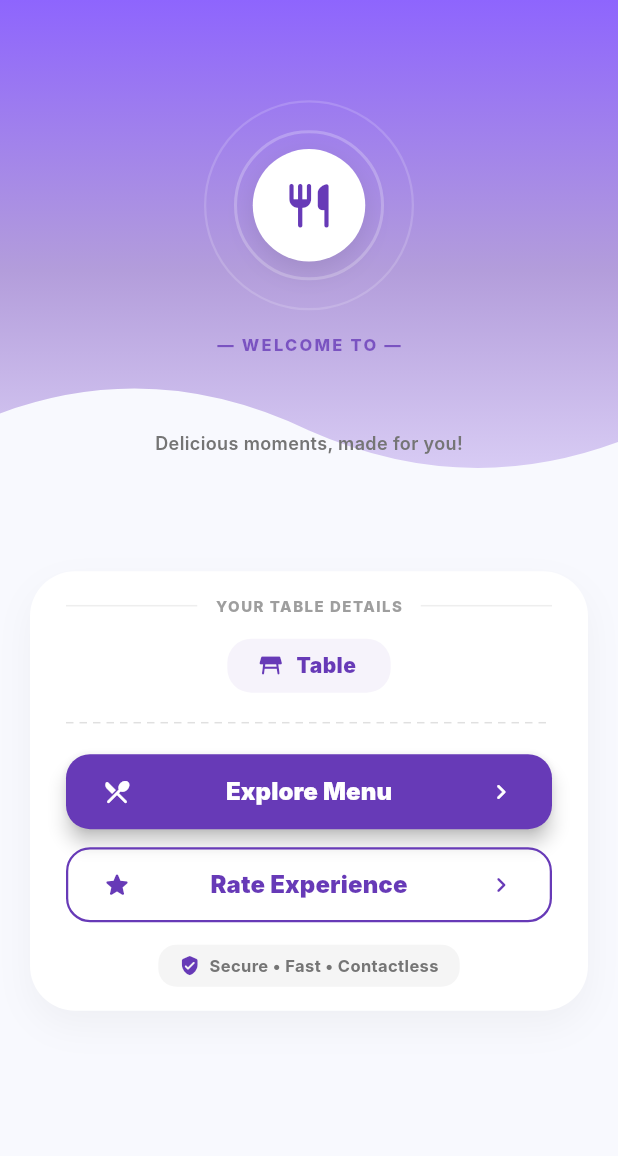
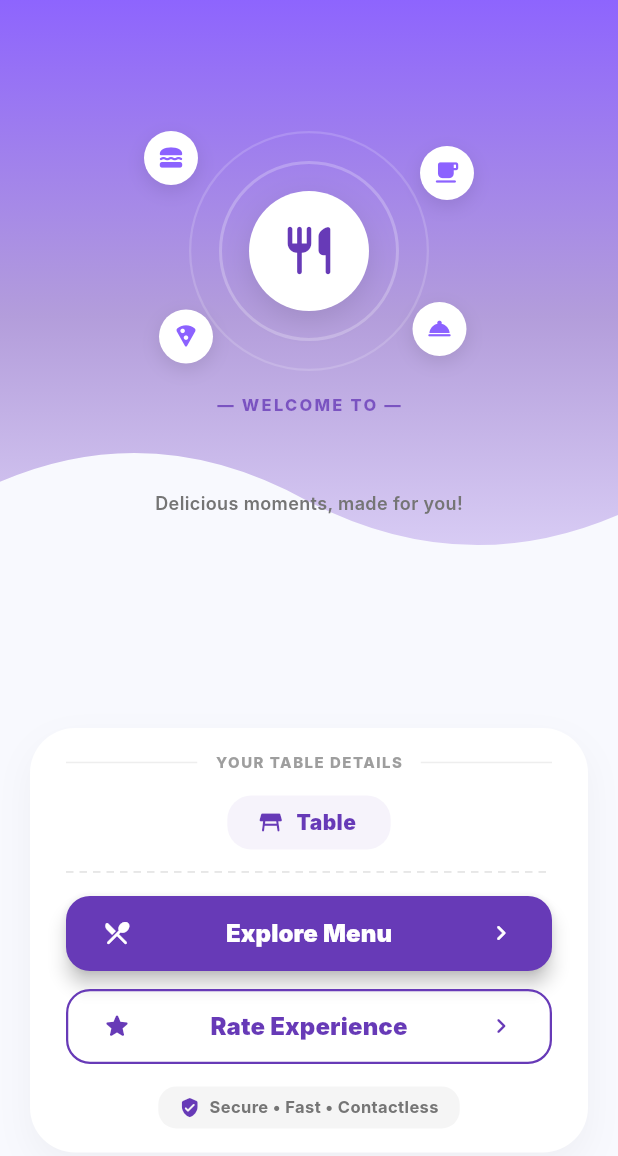
Before and after one commit to adminbiteandburp/bite-and-burp-web, a Flutter app: the CustomerMenuView screen opened directly with empty values, on a phone screen of 412 x 824 dp. Shown: the top 1156 px of the screen. Run offline on Flutter 3.47's test engine with Material 3 defaults, Android fonts, the phone set to English and light mode, and no system bars; drawn by our look-alikes of flutter_animate; our stand-ins replace cloud_firestore, firebase_core, go_router, shared_preferences; accounts and stored records are empty; Roboto replaces fonts that are missing (Inter).

Commit message:
Fixed home screen overlap and UI layout

```diff
--- a/lib/views/customer_menu_view.dart
+++ b/lib/views/customer_menu_view.dart
@@ -875,23 +875,21 @@ class _CustomerMenuViewState extends State<CustomerMenuView> {
   }
 
   // ==========================================
-  // 1. DYNAMIC & SCROLLABLE HOME SCREEN (FIXED OVERLAP & NAME)
+  // 1. RESPONSIVE HOME SCREEN (FLOATING ICONS RESTORED & NO SCROLL)
   Widget _buildHomeScreen() {
     final Size size = MediaQuery.of(context).size;
-
-    return SingleChildScrollView(
-      physics: const BouncingScrollPhysics(),
-      child: Container(
+    // Chote phones (height < 700) par gaps aur sizes thode kam ho jayenge taaki scroll na karna pade
+    final bool isSmallScreen = size.height < 700;
+
+    return Container(
       width: double.infinity,
-        height: size.height < 750
-            ? 750
-            : size.height, // Forces minimum height to prevent overlap
+      height: size.height, // Fixed height, no scrolling
       color: const Color(0xFFF8F9FE),
       child: Column(
         children: [
-            // 1. TOP HEADER SECTION (Purple Wave Gradient, Rings, Logos, Text)
+          // 1. TOP HEADER SECTION (Gradient, Rings, Floating Icons, Name)
           Expanded(
-              flex: 9, // Adjusted flex for breathing room
+            flex: 11,
             child: Stack(
               clipBehavior: Clip.none,
               children: [
@@ -922,19 +920,20 @@ class _CustomerMenuViewState extends State<CustomerMenuView> {
                   child: Column(
                     mainAxisAlignment: MainAxisAlignment.center,
                     children: [
-                        const SizedBox(height: 10),
-                        // Concentric rings stack (Reduced Size to prevent overlap)
+                      SizedBox(height: isSmallScreen ? 0 : 10),
+                      // Concentric rings & Floating Icons
                       Center(
                         child: SizedBox(
-                            width: 180,
-                            height: 140,
+                          width: 220,
+                          height: 160,
                           child: Stack(
                             clipBehavior: Clip.none,
                             children: [
+                              // Rings
                               Center(
                                 child: Container(
-                                    width: 140,
-                                    height: 140,
+                                  width: 160,
+                                  height: 160,
                                   decoration: BoxDecoration(
                                     shape: BoxShape.circle,
                                     border: Border.all(
@@ -946,8 +945,8 @@ class _CustomerMenuViewState extends State<CustomerMenuView> {
                               ),
                               Center(
                                 child: Container(
-                                    width: 100,
-                                    height: 100,
+                                  width: 120,
+                                  height: 120,
                                   decoration: BoxDecoration(
                                     shape: BoxShape.circle,
                                     border: Border.all(
@@ -959,8 +958,8 @@ class _CustomerMenuViewState extends State<CustomerMenuView> {
                               ),
                               Center(
                                 child: Container(
-                                    width: 75,
-                                    height: 75,
+                                  width: 80,
+                                  height: 80,
                                   decoration: BoxDecoration(
                                     shape: BoxShape.circle,
                                     color: Colors.white,
@@ -976,16 +975,93 @@ class _CustomerMenuViewState extends State<CustomerMenuView> {
                                     child: Icon(
                                       Icons.restaurant_rounded,
                                       color: Color(0xFF673AB7),
-                                        size: 35,
-                                      ),
-                                    ),
-                                  ),
-                                ),
-                              ],
-                            ),
-                          ),
-                        ),
-                        const SizedBox(height: 15),
+                                      size: 38,
+                                    ),
+                                  ),
+                                ),
+                              ),
+                              // 🌟 FLOATING ICONS RESTORED WITH ANIMATIONS 🌟
+                              Positioned(
+                                left: 0,
+                                top: 0,
+                                child:
+                                    _buildFloatingIcon(
+                                          icon: Icons.lunch_dining_rounded,
+                                          size: 36,
+                                        )
+                                        .animate(
+                                          onPlay: (c) =>
+                                              c.repeat(reverse: true),
+                                        )
+                                        .moveY(
+                                          begin: -4,
+                                          end: 4,
+                                          duration: 2200.ms,
+                                          curve: Curves.easeInOut,
+                                        ),
+                              ),
+                              Positioned(
+                                right: 0,
+                                top: 10,
+                                child:
+                                    _buildFloatingIcon(
+                                          icon: Icons.local_cafe_rounded,
+                                          size: 36,
+                                        )
+                                        .animate(
+                                          onPlay: (c) =>
+                                              c.repeat(reverse: true),
+                                        )
+                                        .moveY(
+                                          begin: -3,
+                                          end: 3,
+                                          duration: 2600.ms,
+                                          curve: Curves.easeInOut,
+                                        ),
+                              ),
+                              Positioned(
+                                left: 10,
+                                bottom: 5,
+                                child:
+                                    _buildFloatingIcon(
+                                          icon: Icons.local_pizza_rounded,
+                                          size: 36,
+                                        )
+                                        .animate(
+                                          onPlay: (c) =>
+                                              c.repeat(reverse: true),
+                                        )
+                                        .moveY(
+                                          begin: -5,
+                                          end: 5,
+                                          duration: 2400.ms,
+                                          curve: Curves.easeInOut,
+                                        ),
+                              ),
+                              Positioned(
+                                right: 5,
+                                bottom: 10,
+                                child:
+                                    _buildFloatingIcon(
+                                          icon: Icons.room_service_rounded,
+                                          size: 36,
+                                        )
+                                        .animate(
+                                          onPlay: (c) =>
+                                              c.repeat(reverse: true),
+                                        )
+                                        .moveY(
+                                          begin: -2,
+                                          end: 2,
+                                          duration: 2800.ms,
+                                          curve: Curves.easeInOut,
+                                        ),
+                              ),
+                            ],
+                          ),
+                        ),
+                      ),
+                      SizedBox(height: isSmallScreen ? 10 : 15),
                       Text(
                         "— WELCOME TO —",
                         style: TextStyle(
@@ -997,7 +1073,7 @@ class _CustomerMenuViewState extends State<CustomerMenuView> {
                       ),
                       const SizedBox(height: 5),
 
-                        // 🌟 DYNAMIC HOTEL NAME FROM FIRESTORE
+                      // 🌟 DYNAMIC HOTEL NAME FETCHING 🌟
                       StreamBuilder<DocumentSnapshot>(
                         stream: FirebaseFirestore.instance
                             .collection('restaurants')
@@ -1009,8 +1085,7 @@ class _CustomerMenuViewState extends State<CustomerMenuView> {
                               : widget.hotelId;
                           if (snapshot.hasData && snapshot.data!.exists) {
                             final data =
-                                  snapshot.data!.data()
-                                      as Map<String, dynamic>?;
+                                snapshot.data!.data() as Map<String, dynamic>?;
                             if (data != null) {
                               displayName =
                                   data['restaurant_name'] ??
@@ -1019,9 +1094,7 @@ class _CustomerMenuViewState extends State<CustomerMenuView> {
                             }
                           }
                           return Padding(
-                              padding: const EdgeInsets.symmetric(
-                                horizontal: 20,
-                              ),
+                            padding: const EdgeInsets.symmetric(horizontal: 20),
                             child: Text(
                               displayName,
                               textAlign: TextAlign.center,
@@ -1047,7 +1120,7 @@ class _CustomerMenuViewState extends State<CustomerMenuView> {
                           color: Colors.grey.shade600,
                         ),
                       ),
-                        const SizedBox(height: 10),
+                      SizedBox(height: isSmallScreen ? 5 : 10),
                     ],
                   ),
                 ),
@@ -1057,19 +1130,25 @@ class _CustomerMenuViewState extends State<CustomerMenuView> {
 
           // 2. BOTTOM DETAILS CARD SECTION
           Expanded(
-              flex: 11,
+            flex: 10,
             child: SafeArea(
               top: false,
               bottom: true,
               child: Padding(
-                  padding: const EdgeInsets.fromLTRB(20, 10, 20, 12),
+                padding: EdgeInsets.fromLTRB(
+                  20,
+                  isSmallScreen ? 5 : 10,
+                  20,
+                  isSmallScreen ? 5 : 12,
+                ),
                 child: Column(
+                  mainAxisAlignment: MainAxisAlignment.center,
                   children: [
                     Container(
                       width: double.infinity,
-                        padding: const EdgeInsets.symmetric(
+                      padding: EdgeInsets.symmetric(
                         horizontal: 24,
-                          vertical: 16,
+                        vertical: isSmallScreen ? 12 : 16,
                       ),
                       decoration: BoxDecoration(
                         color: Colors.white,
@@ -1116,7 +1195,7 @@ class _CustomerMenuViewState extends State<CustomerMenuView> {
                               ),
                             ],
                           ),
-                            const SizedBox(height: 15),
+                          SizedBox(height: isSmallScreen ? 10 : 15),
                           Container(
                             padding: const EdgeInsets.symmetric(
                               horizontal: 20,
@@ -1135,7 +1214,6 @@ class _CustomerMenuViewState extends State<CustomerMenuView> {
                                   size: 18,
                                 ),
                                 const SizedBox(width: 8),
-                                  // Cleaned up Table ID display
                                 Text(
                                   widget.tableId.length > 5
                                       ? "Table Validated"
@@ -1149,17 +1227,17 @@ class _CustomerMenuViewState extends State<CustomerMenuView> {
                               ],
                             ),
                           ),
-                            const SizedBox(height: 20),
+                          SizedBox(height: isSmallScreen ? 10 : 15),
                           CustomPaint(
                             size: const Size(double.infinity, 1),
                             painter: DashedLinePainter(
                               color: Colors.grey.shade300,
                             ),
                           ),
-                            const SizedBox(height: 20),
+                          SizedBox(height: isSmallScreen ? 10 : 15),
                           SizedBox(
                             width: double.infinity,
-                              height: 50,
+                            height: isSmallScreen ? 45 : 50,
                             child: ElevatedButton(
                               style: ElevatedButton.styleFrom(
                                 backgroundColor: const Color(0xFF673AB7),
@@ -1198,10 +1276,10 @@ class _CustomerMenuViewState extends State<CustomerMenuView> {
                               ),
                             ),
                           ),
-                            const SizedBox(height: 12),
+                          SizedBox(height: isSmallScreen ? 8 : 12),
                           SizedBox(
                             width: double.infinity,
-                              height: 50,
+                            height: isSmallScreen ? 45 : 50,
                             child: OutlinedButton(
                               style: OutlinedButton.styleFrom(
                                 side: const BorderSide(
@@ -1212,8 +1290,7 @@ class _CustomerMenuViewState extends State<CustomerMenuView> {
                                   borderRadius: BorderRadius.circular(16),
                                 ),
                               ),
-                                onPressed: () =>
-                                    setState(() => currentStep = 4),
+                              onPressed: () => setState(() => currentStep = 4),
                               child: const Row(
                                 mainAxisAlignment:
                                     MainAxisAlignment.spaceBetween,
@@ -1240,7 +1317,7 @@ class _CustomerMenuViewState extends State<CustomerMenuView> {
                               ),
                             ),
                           ),
-                            const SizedBox(height: 15),
+                          SizedBox(height: isSmallScreen ? 10 : 15),
                           Container(
                             padding: const EdgeInsets.symmetric(
                               horizontal: 14,
@@ -1279,7 +1356,6 @@ class _CustomerMenuViewState extends State<CustomerMenuView> {
             ),
           ),
         ],
-        ),
       ),
     );
   }
```
Lines whose indentation alone changed are shown as unchanged.
